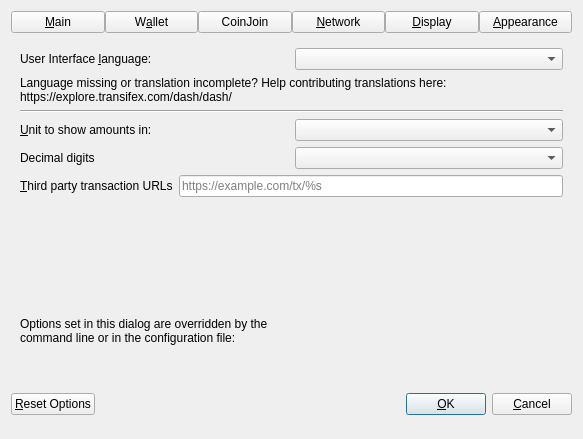
This is src/qt/forms/optionsdialog.ui in defcon-project/defcon as Qt 5 draws it before an edit. The edited form follows.
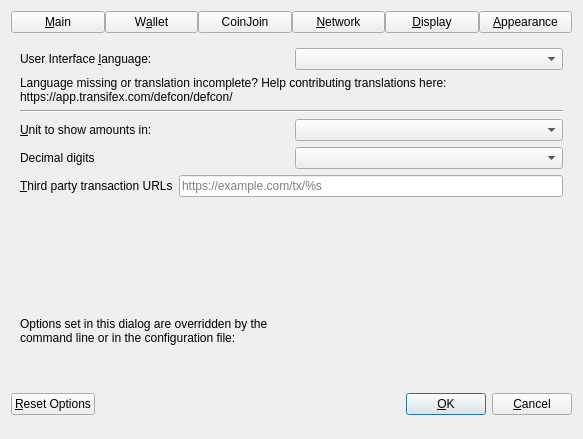
This is the edited form. The open tabs and pages were chosen to show the change. Custom widgets are drawn as their Qt base class.

The edit to the form file:
```diff
--- a/src/qt/forms/optionsdialog.ui
+++ b/src/qt/forms/optionsdialog.ui
@@ -980,7 +980,7 @@
          </property>
          <property name="text">
           <string>Language missing or translation incomplete? Help contributing translations here:
-https://explore.transifex.com/dash/dash/</string>
+https://app.transifex.com/defcon/defcon/</string>
          </property>
          <property name="wordWrap">
           <bool>true</bool>
```
